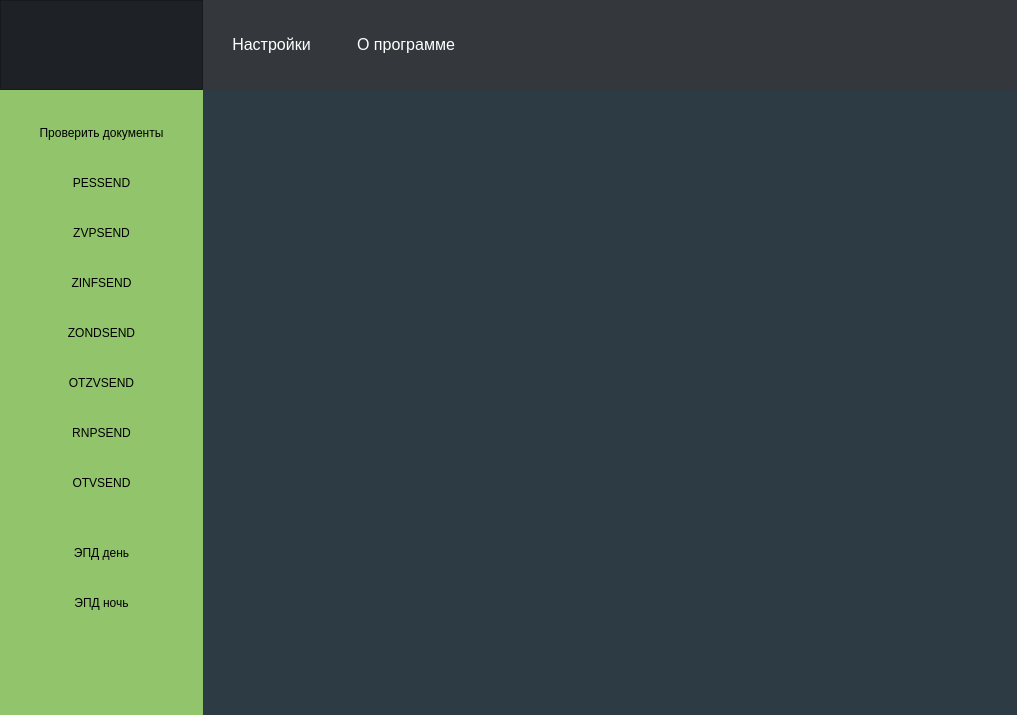
This is mainapp_new.ui in ShilkinYuV/OPERO_PDS as Qt 5 draws it before an edit. The edited form follows.
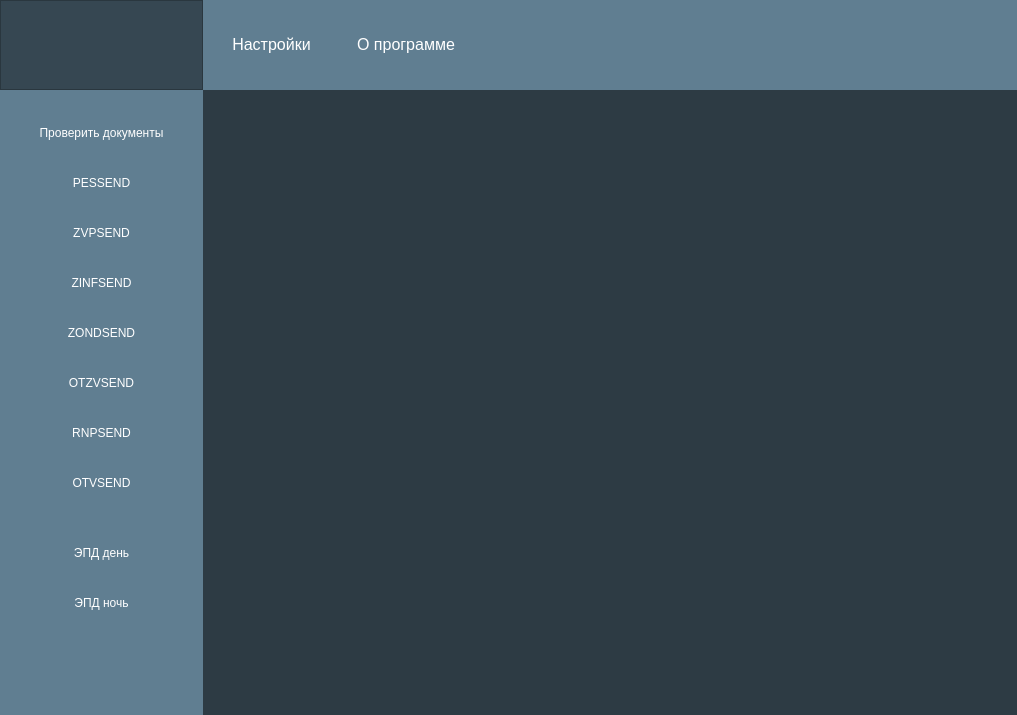
This is the edited form. Icons and pictures are not drawn.

Patch:
```diff
--- a/mainapp_new.ui
+++ b/mainapp_new.ui
@@ -49,7 +49,7 @@
       </property>
       <property name="styleSheet">
        <string notr="true">QWidget{
-	background-color: rgb(52, 56, 60);
+	background-color: #607E91;
 }
 </string>
       </property>
@@ -73,7 +73,7 @@
         <widget class="QFrame" name="frame_4">
          <property name="styleSheet">
           <string notr="true">QWidget{
-background-color: rgb(30, 34, 38);
+background-color: #364752;
 }</string>
          </property>
          <property name="frameShape">
@@ -124,7 +124,6 @@
             <property name="font">
              <font>
               <pointsize>12</pointsize>
-              <weight>50</weight>
               <bold>false</bold>
              </font>
             </property>
@@ -138,7 +137,6 @@
             <property name="font">
              <font>
               <pointsize>12</pointsize>
-              <weight>50</weight>
               <bold>false</bold>
              </font>
             </property>
@@ -200,11 +198,12 @@
         <widget class="QWidget" name="widget" native="true">
          <property name="styleSheet">
           <string notr="true">QWidget{
-	background-color: #91C46B;
+	background-color: #607E91
 }
 
 .QPushButton {
-background-color: #91C46B;;
+color: white;
+background-color: #607E91;
 border-radius: 5px;
 }
 .QPushButton:hover {
```
Left out of the diff: 28 changed lines with no effect on the pictures.
